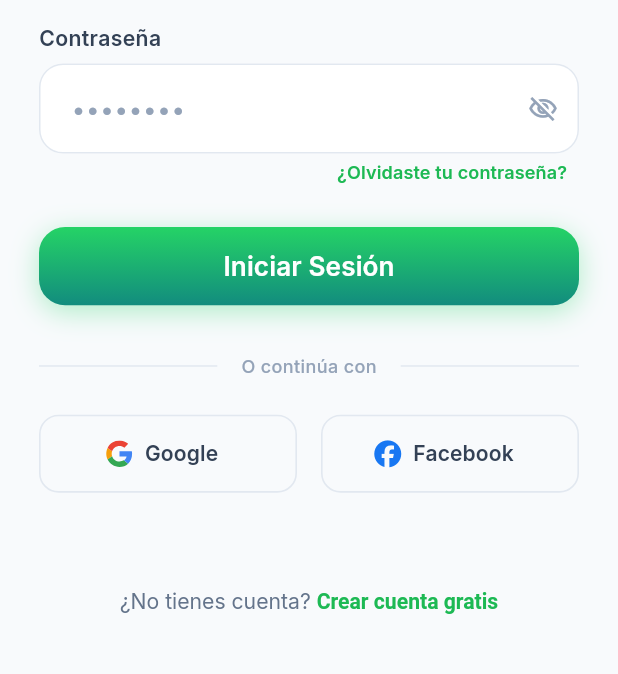
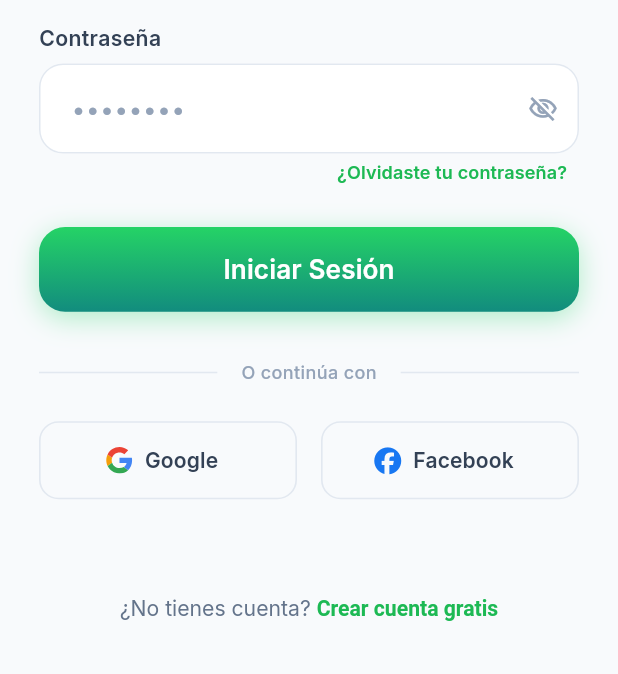
Before and after one commit to Curcolor/ProntoApp-, a Flutter app: the screen it shows after launch, after a tap on "¿Ya tienes cuenta? Inicia sesión", on a phone screen of 412 x 824 dp, the part 562-1236 px from its top. Run offline on Flutter 3.47's test engine with Material 3 defaults, Android fonts, the phone set to English and light mode, and no system bars; our stand-ins replace flutter_svg, font_awesome_flutter, google_fonts, shared_preferences; accounts and stored records are empty.

Commit message:
fix(ui): pulir login hacia el diseño (botón primario 56.5, más alto que los sociales)

```diff
--- a/lib/features/auth/screens/login_screen.dart
+++ b/lib/features/auth/screens/login_screen.dart
@@ -244,9 +244,9 @@ class _LoginScreenState extends State<LoginScreen> {
                 ),
                 const SizedBox(height: 24),
 
-                // Botón Principal Exacto
+                // Botón Principal Exacto (diseño: 56.5, más alto que los sociales)
                 Container(
-                  height: 52.15,
+                  height: 56.5,
                   decoration: BoxDecoration(
                     borderRadius: BorderRadius.circular(17.38),
                     gradient: const LinearGradient(
```
